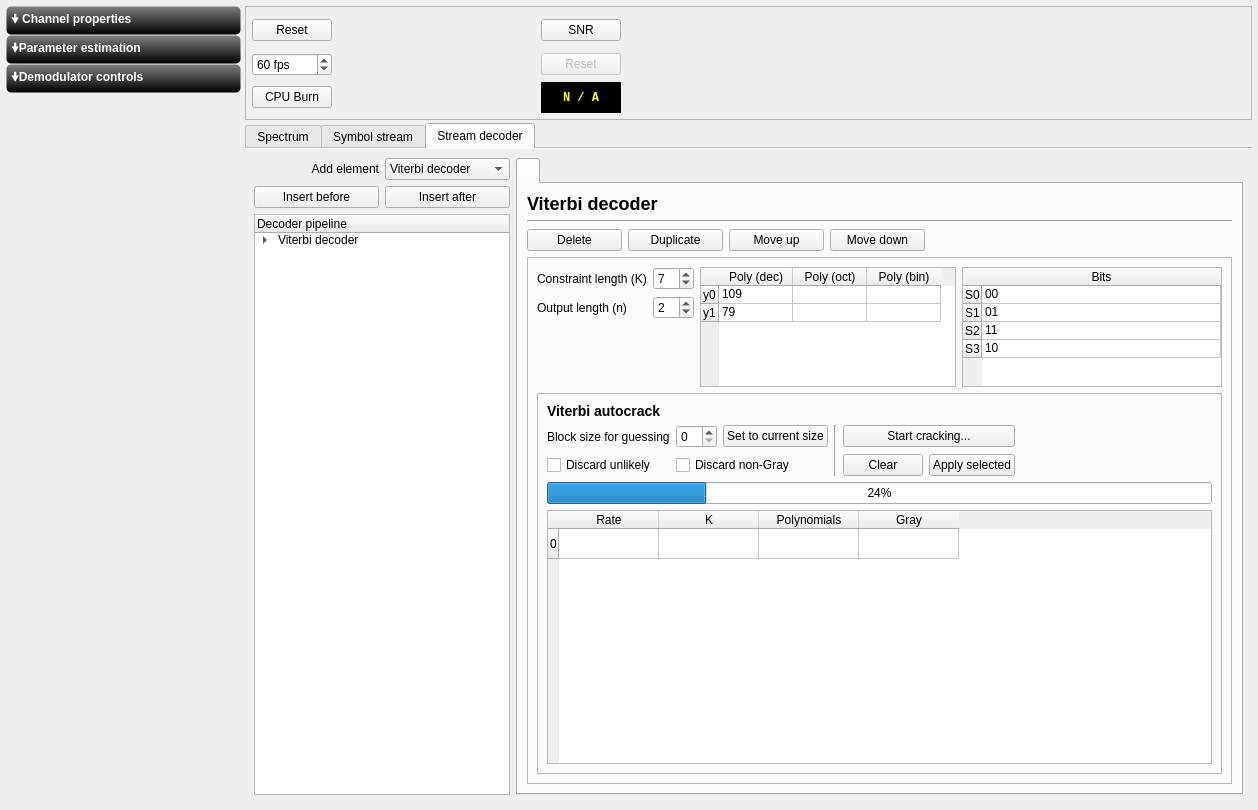
First picture: the form in ui/Inspector.ui, repository BatchDrake/SigDigger, before the edit.
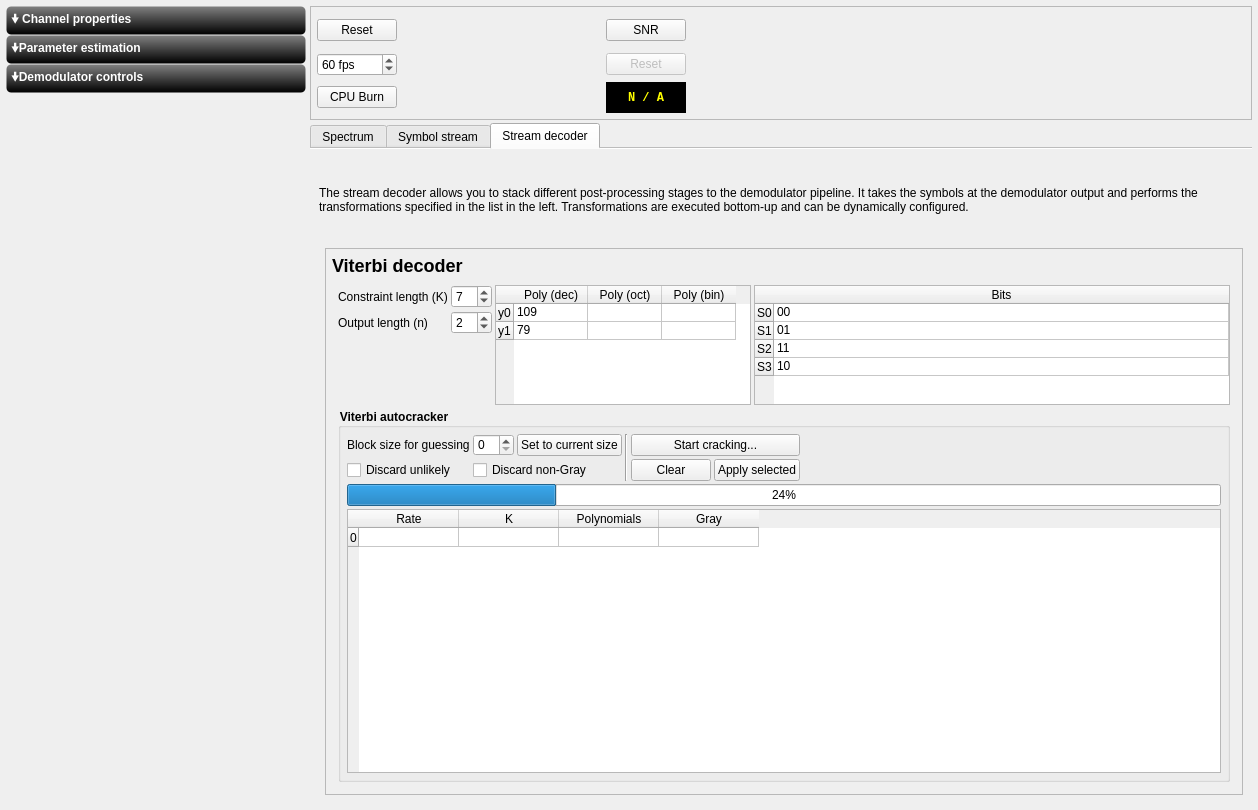
Second picture: the form after the edit. Custom widgets are drawn as their Qt base class.

Commit message: Add infrastructure code for the new Decoder API

```diff
--- a/ui/Inspector.ui
+++ b/ui/Inspector.ui
@@ -616,128 +616,56 @@
        <string>Stream decoder</string>
       </attribute>
       <layout class="QGridLayout" name="gridLayout_13">
-       <item row="0" column="1">
-        <widget class="QComboBox" name="comboBox">
-         <item>
-          <property name="text">
-           <string>Viterbi decoder</string>
-          </property>
-         </item>
-        </widget>
-       </item>
-       <item row="1" column="1">
-        <widget class="QPushButton" name="pushButton_2">
-         <property name="text">
-          <string>Insert after</string>
+       <item row="1" column="2" rowspan="2">
+        <widget class="QFrame" name="frame_5">
+         <property name="sizePolicy">
+          <sizepolicy hsizetype="Preferred" vsizetype="Expanding">
+           <horstretch>0</horstretch>
+           <verstretch>0</verstretch>
+          </sizepolicy>
+         </property>
+         <property name="frameShape">
+          <enum>QFrame::StyledPanel</enum>
          </property>
-        </widget>
-       </item>
+         <property name="frameShadow">
+          <enum>QFrame::Raised</enum>
+         </property>
+         <layout class="QGridLayout" name="gridLayout_11">
+          <property name="leftMargin">
+           <number>3</number>
+          </property>
+          <property name="topMargin">
+           <number>3</number>
+          </property>
+          <property name="rightMargin">
+           <number>3</number>
+          </property>
+          <property name="bottomMargin">
+           <number>3</number>
+          </property>
+          <property name="spacing">
+           <number>3</number>
+          </property>
        <item row="0" column="0">
-        <widget class="QLabel" name="label_10">
-         <property name="text">
-          <string>Add element</string>
-         </property>
-         <property name="alignment">
-          <set>Qt::AlignRight|Qt::AlignTrailing|Qt::AlignVCenter</set>
-         </property>
-        </widget>
-       </item>
-       <item row="1" column="0">
-        <widget class="QPushButton" name="pushButton">
-         <property name="text">
-          <string>Insert before</string>
-         </property>
-        </widget>
-       </item>
-       <item row="2" column="0" colspan="2">
-        <widget class="QTreeWidget" name="treeWidget">
-         <property name="allColumnsShowFocus">
-          <bool>true</bool>
-         </property>
-         <property name="expandsOnDoubleClick">
-          <bool>false</bool>
-         </property>
-         <column>
-          <property name="text">
-           <string>Decoder pipeline</string>
-          </property>
-         </column>
-         <item>
-          <property name="text">
-           <string>Viterbi decoder</string>
-          </property>
-          <item>
-           <property name="text">
-            <string>Constraint: 7</string>
-           </property>
-          </item>
-          <item>
-           <property name="text">
-            <string>Rate: 1/2</string>
-           </property>
-          </item>
-         </item>
-        </widget>
-       </item>
-       <item row="0" column="2" rowspan="3">
-        <widget class="QTabWidget" name="tabWidget">
-         <property name="currentIndex">
-          <number>0</number>
-         </property>
-         <widget class="QWidget" name="tabWidgetPage2" native="true">
-          <attribute name="title">
-           <string/>
-          </attribute>
+           <widget class="QStackedWidget" name="stackedWidget">
+            <widget class="QWidget" name="stackedWidgetPage1">
           <layout class="QGridLayout" name="gridLayout_14">
-           <item row="2" column="5" colspan="2">
-            <spacer name="horizontalSpacer">
-             <property name="orientation">
-              <enum>Qt::Horizontal</enum>
-             </property>
-             <property name="sizeHint" stdset="0">
-              <size>
-               <width>200</width>
-               <height>20</height>
-              </size>
-             </property>
-            </spacer>
-           </item>
-           <item row="2" column="1">
-            <widget class="QPushButton" name="pushButton_4">
-             <property name="text">
-              <string>Duplicate</string>
-             </property>
-            </widget>
-           </item>
-           <item row="1" column="0" colspan="7">
-            <widget class="Line" name="line">
-             <property name="orientation">
-              <enum>Qt::Horizontal</enum>
-             </property>
-            </widget>
-           </item>
-           <item row="2" column="3">
-            <widget class="QPushButton" name="pushButton_6">
-             <property name="text">
-              <string>Move down</string>
-             </property>
-            </widget>
-           </item>
-           <item row="2" column="2">
-            <widget class="QPushButton" name="pushButton_5">
-             <property name="text">
-              <string>Move up</string>
-             </property>
-            </widget>
-           </item>
-           <item row="2" column="0">
-            <widget class="QPushButton" name="pushButton_3">
-             <property name="text">
-              <string>Delete</string>
-             </property>
-            </widget>
-           </item>
-           <item row="0" column="0" colspan="3">
+              <property name="leftMargin">
+               <number>3</number>
+              </property>
+              <property name="topMargin">
+               <number>3</number>
+              </property>
+              <property name="rightMargin">
+               <number>3</number>
+              </property>
+              <property name="bottomMargin">
+               <number>3</number>
+              </property>
+              <property name="spacing">
+               <number>3</number>
+              </property>
+              <item row="0" column="0" colspan="2">
             <widget class="QLabel" name="label_11">
              <property name="styleSheet">
               <string notr="true">font-weight: bold;
@@ -748,15 +676,24 @@
              </property>
             </widget>
            </item>
-           <item row="3" column="0" colspan="7">
-            <widget class="QFrame" name="frame_5">
-             <property name="frameShape">
-              <enum>QFrame::StyledPanel</enum>
-             </property>
-             <property name="frameShadow">
-              <enum>QFrame::Raised</enum>
-             </property>
+              <item row="1" column="0" colspan="3">
+               <widget class="QWidget" name="widget_6" native="true">
              <layout class="QGridLayout" name="gridLayout_15">
+                 <property name="leftMargin">
+                  <number>6</number>
+                 </property>
+                 <property name="topMargin">
+                  <number>6</number>
+                 </property>
+                 <property name="rightMargin">
+                  <number>6</number>
+                 </property>
+                 <property name="bottomMargin">
+                  <number>6</number>
+                 </property>
+                 <property name="spacing">
+                  <number>3</number>
+                 </property>
               <item row="0" column="3" rowspan="3">
                <widget class="QTableWidget" name="tableWidget_2">
                 <property name="sizePolicy">
@@ -918,72 +855,100 @@
                 </property>
                </widget>
               </item>
+                 <item row="2" column="0" colspan="2">
+                  <spacer name="horizontalSpacer_5">
+                   <property name="orientation">
+                    <enum>Qt::Horizontal</enum>
+                   </property>
+                   <property name="sizeType">
+                    <enum>QSizePolicy::Minimum</enum>
+                   </property>
+                   <property name="sizeHint" stdset="0">
+                    <size>
+                     <width>40</width>
+                     <height>20</height>
+                    </size>
+                   </property>
+                  </spacer>
+                 </item>
               <item row="3" column="0" colspan="4">
-               <widget class="QFrame" name="frame_6">
+                  <widget class="QGroupBox" name="groupBox_7">
                 <property name="sizePolicy">
                  <sizepolicy hsizetype="Preferred" vsizetype="Expanding">
                   <horstretch>0</horstretch>
                   <verstretch>0</verstretch>
                  </sizepolicy>
                 </property>
-                <property name="frameShape">
-                 <enum>QFrame::StyledPanel</enum>
-                </property>
-                <property name="frameShadow">
-                 <enum>QFrame::Raised</enum>
+                   <property name="styleSheet">
+                    <string notr="true">QGroupBox {
+font-weight: bold;
+}</string>
+                   </property>
+                   <property name="title">
+                    <string>Viterbi autocracker</string>
                 </property>
                 <layout class="QGridLayout" name="gridLayout_16">
-                 <item row="2" column="1" colspan="2">
-                  <widget class="QCheckBox" name="checkBox_2">
-                   <property name="text">
-                    <string>Discard non-Gray</string>
-                   </property>
-                  </widget>
-                 </item>
-                 <item row="1" column="2">
+                    <property name="leftMargin">
+                     <number>6</number>
+                    </property>
+                    <property name="topMargin">
+                     <number>6</number>
+                    </property>
+                    <property name="rightMargin">
+                     <number>6</number>
+                    </property>
+                    <property name="bottomMargin">
+                     <number>6</number>
+                    </property>
+                    <property name="spacing">
+                     <number>3</number>
+                    </property>
+                    <item row="0" column="2">
                   <widget class="QPushButton" name="pushButton_7">
                    <property name="text">
                     <string>Set to current size</string>
                    </property>
                   </widget>
                  </item>
-                 <item row="0" column="0">
-                  <widget class="QLabel" name="label_14">
-                   <property name="styleSheet">
-                    <string notr="true">font-weight: bold;
-font-size: 14px;</string>
-                   </property>
+                    <item row="0" column="3" rowspan="2">
+                     <widget class="Line" name="line_2">
+                      <property name="orientation">
+                       <enum>Qt::Vertical</enum>
+                      </property>
+                     </widget>
+                    </item>
+                    <item row="0" column="4" colspan="2">
+                     <widget class="QPushButton" name="pushButton_8">
                    <property name="text">
-                    <string>Viterbi autocrack</string>
+                       <string>Start cracking...</string>
                    </property>
                   </widget>
                  </item>
-                 <item row="4" column="0" colspan="7">
+                    <item row="0" column="1">
+                     <widget class="QSpinBox" name="spinBox_3"/>
+                    </item>
+                    <item row="3" column="0" colspan="7">
                   <widget class="QProgressBar" name="progressBar">
                    <property name="value">
                     <number>24</number>
                    </property>
                   </widget>
                  </item>
-                 <item row="1" column="1">
-                  <widget class="QSpinBox" name="spinBox_3"/>
-                 </item>
-                 <item row="2" column="0">
-                  <widget class="QCheckBox" name="checkBox">
+                    <item row="1" column="1" colspan="2">
+                     <widget class="QCheckBox" name="checkBox_2">
                    <property name="text">
-                    <string>Discard unlikely</string>
+                       <string>Discard non-Gray</string>
                    </property>
                   </widget>
                  </item>
-                 <item row="1" column="3" rowspan="2">
-                  <widget class="Line" name="line_2">
-                   <property name="orientation">
-                    <enum>Qt::Vertical</enum>
-                   </property>
-                  </widget>
-                 </item>
-                 <item row="5" column="0" colspan="7">
-                  <widget class="QTableWidget" name="tableWidget">
+                    <item row="4" column="0" colspan="7">
+                     <widget class="QTableWidget" name="tableWidget_3">
+                      <attribute name="horizontalHeaderMinimumSectionSize">
+                       <number>19</number>
+                      </attribute>
+                      <attribute name="verticalHeaderDefaultSectionSize">
+                       <number>19</number>
+                      </attribute>
                    <row>
                     <property name="text">
                      <string>0</string>
@@ -1011,58 +976,39 @@
                    </column>
                   </widget>
                  </item>
-                 <item row="1" column="0">
-                  <widget class="QLabel" name="label_15">
-                   <property name="text">
-                    <string>Block size for guessing</string>
-                   </property>
-                  </widget>
-                 </item>
-                 <item row="2" column="6">
-                  <spacer name="horizontalSpacer_4">
-                   <property name="orientation">
-                    <enum>Qt::Horizontal</enum>
-                   </property>
-                   <property name="sizeHint" stdset="0">
-                    <size>
-                     <width>40</width>
-                     <height>20</height>
-                    </size>
-                   </property>
-                  </spacer>
-                 </item>
-                 <item row="2" column="5">
+                    <item row="1" column="5">
                   <widget class="QPushButton" name="pushButton_10">
                    <property name="text">
                     <string>Apply selected</string>
                    </property>
                   </widget>
                  </item>
-                 <item row="2" column="4">
+                    <item row="1" column="0">
+                     <widget class="QCheckBox" name="checkBox">
+                      <property name="text">
+                       <string>Discard unlikely</string>
+                      </property>
+                     </widget>
+                    </item>
+                    <item row="1" column="4">
                   <widget class="QPushButton" name="pushButton_9">
                    <property name="text">
                     <string>Clear</string>
                    </property>
                   </widget>
                  </item>
-                 <item row="1" column="4" colspan="2">
-                  <widget class="QPushButton" name="pushButton_8">
+                    <item row="0" column="0">
+                     <widget class="QLabel" name="label_15">
                    <property name="text">
-                    <string>Start cracking...</string>
+                       <string>Block size for guessing</string>
                    </property>
                   </widget>
                  </item>
-                </layout>
-               </widget>
-              </item>
-              <item row="2" column="0" colspan="2">
-               <spacer name="horizontalSpacer_5">
+                    <item row="1" column="6">
+                     <spacer name="horizontalSpacer_4">
                 <property name="orientation">
                  <enum>Qt::Horizontal</enum>
                 </property>
-                <property name="sizeType">
-                 <enum>QSizePolicy::Minimum</enum>
-                </property>
                 <property name="sizeHint" stdset="0">
                  <size>
                   <width>40</width>
@@ -1076,6 +1022,41 @@
            </item>
           </layout>
          </widget>
+              </item>
+             </layout>
+            </widget>
+           </widget>
+          </item>
+         </layout>
+        </widget>
+       </item>
+       <item row="1" column="0" rowspan="2" colspan="2">
+        <widget class="LayerEditor" name="decoderEditor">
+         <property name="maximumSize">
+          <size>
+           <width>200</width>
+           <height>16777215</height>
+          </size>
+         </property>
+        </widget>
+       </item>
+       <item row="0" column="0" colspan="3">
+        <widget class="QLabel" name="label_9">
+         <property name="sizePolicy">
+          <sizepolicy hsizetype="Preferred" vsizetype="Fixed">
+           <horstretch>0</horstretch>
+           <verstretch>0</verstretch>
+          </sizepolicy>
+         </property>
+         <property name="text">
+          <string>The stream decoder allows you to stack different post-processing stages to the demodulator pipeline. It takes the symbols at the demodulator output and performs the transformations specified in the list in the left. Transformations are executed bottom-up and can be dynamically configured.</string>
+         </property>
+         <property name="scaledContents">
+          <bool>false</bool>
+         </property>
+         <property name="wordWrap">
+          <bool>true</bool>
+         </property>
         </widget>
        </item>
       </layout>
@@ -1119,7 +1100,7 @@
        <rect>
         <x>0</x>
         <y>0</y>
-        <width>213</width>
+        <width>294</width>
         <height>729</height>
        </rect>
       </property>
@@ -1255,7 +1236,7 @@
        <rect>
         <x>0</x>
         <y>0</y>
-        <width>213</width>
+        <width>294</width>
         <height>729</height>
        </rect>
       </property>
@@ -1294,7 +1275,7 @@
            <rect>
             <x>0</x>
             <y>0</y>
-            <width>213</width>
+            <width>294</width>
             <height>729</height>
            </rect>
           </property>
@@ -1328,7 +1309,7 @@
        <rect>
         <x>0</x>
         <y>0</y>
-        <width>213</width>
+        <width>294</width>
         <height>729</height>
        </rect>
       </property>
@@ -1379,7 +1360,7 @@
            <rect>
             <x>0</x>
             <y>0</y>
-            <width>213</width>
+            <width>294</width>
             <height>729</height>
            </rect>
           </property>
@@ -1461,6 +1442,11 @@
    <extends>QSlider</extends>
    <header>ctkRangeSlider.h</header>
   </customwidget>
+  <customwidget>
+   <class>LayerEditor</class>
+   <extends>QWidget</extends>
+   <header>LayerEditor.h</header>
+  </customwidget>
  </customwidgets>
  <resources/>
  <connections/>
```
Lines whose indentation alone changed are shown as unchanged. The commit also changes 10 other files.
